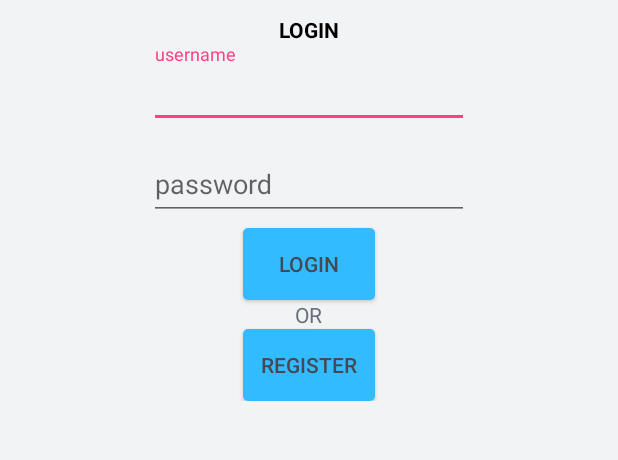
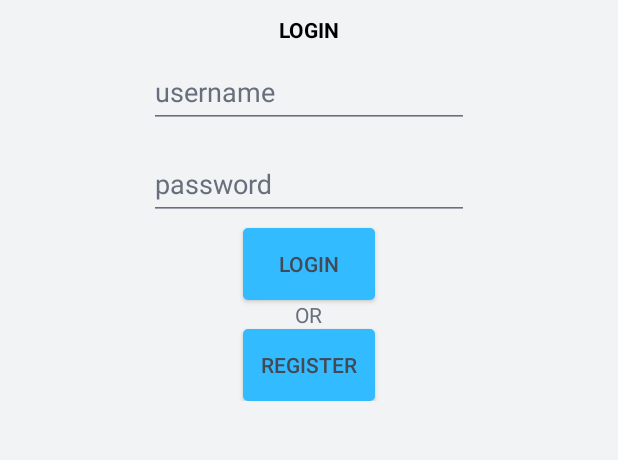
Before and after one commit to astroteo/AiFarmer_app, an Android app: the screen it shows after launch (LoginActivity), on a phone screen of 412 x 824 dp, the part 239-699 px from its top. Run offline under Robolectric (Android 15) with nearby library versions, the phone set to English and light mode, and no system bars.

Commit message:
Primo commit Alberto

```diff
--- a/app/src/main/java/com/example/awaisahmed/ai_farmer/LoginActivity.java
+++ b/app/src/main/java/com/example/awaisahmed/ai_farmer/LoginActivity.java
@@ -13,6 +13,7 @@ import android.view.View;
 import android.view.inputmethod.InputMethodManager;
 import android.widget.Button;
 import android.widget.EditText;
+import android.widget.ScrollView;
 import android.widget.TextView;
 import android.widget.Toast;
 
@@ -32,6 +33,10 @@ public class LoginActivity extends AppCompatActivity {
     public void onCreate(Bundle savedInstanceState) {
         super.onCreate(savedInstanceState);
         setContentView(R.layout.login_layout);
+
+        ScrollView myLayout = this.findViewById(R.id.parent_scroll_view);
+        myLayout.requestFocus();
+
         pref = getApplicationContext().getSharedPreferences("UserPref",0);
         editor = pref.edit();
 
@@ -42,6 +47,7 @@ public class LoginActivity extends AppCompatActivity {
         Button button_login = (Button) findViewById(R.id.button_login);
 
         Toast.makeText(this, "Welcome to AI Farmer App", Toast.LENGTH_SHORT).show();
+
 
         if (pref.contains("user_name") && pref.contains("user_token")) {
             startActivity(new Intent(LoginActivity.this,AlreadyLoggedActivity.class));
@@ -64,8 +70,9 @@ public class LoginActivity extends AppCompatActivity {
                     task.execute("http://app.aifarmer.du.cdr.mn/rest-auth/login/",
                             "{\"username\":\"" + pref.getString("user_name", null) + "\"" +
                                     ",\"password\":\"" + rpsw + "\"}");
-                } catch (NullPointerException npe) {
+                } catch (Exception e) {
                     Toast.makeText(LoginActivity.this,"Unregistered user or wrong password",Toast.LENGTH_LONG);
+                    e.printStackTrace();
                     Intent i = getIntent();
                     finish();
                     startActivity(i);
--- a/app/src/main/java/com/example/awaisahmed/ai_farmer/classi/HttpPostAsyncTask.java
+++ b/app/src/main/java/com/example/awaisahmed/ai_farmer/classi/HttpPostAsyncTask.java
@@ -3,6 +3,7 @@ package com.example.awaisahmed.ai_farmer.classi;
 import android.content.Context;
 import android.content.SharedPreferences;
 import android.os.AsyncTask;
+import android.widget.Toast;
 
 import com.example.awaisahmed.ai_farmer.LoginActivity;
 
--- a/app/src/main/res/layout/login_layout.xml
+++ b/app/src/main/res/layout/login_layout.xml
@@ -1,9 +1,12 @@
 <?xml version="1.0" encoding="utf-8"?>
 <ScrollView xmlns:android="http://schemas.android.com/apk/res/android"
+    android:id="@+id/parent_scroll_view"
     android:layout_width="match_parent"
     android:layout_height="match_parent"
     android:orientation="vertical"
     android:fillViewport="false"
+    android:focusable="true"
+    android:focusableInTouchMode="true"
     android:background="@color/colorBackground">
 <LinearLayout xmlns:android="http://schemas.android.com/apk/res/android"
     xmlns:app="http://schemas.android.com/apk/res-auto"
--- a/app/src/main/res/values/colors.xml
+++ b/app/src/main/res/values/colors.xml
@@ -7,4 +7,5 @@
     <color name="colorText">#676f7c</color>
     <color name="colorTextButton">#434955</color>
     <color name="colorBackground">#f2f3f5</color>
+    <color name="colorEditTextFocused">#33bbff</color>
 </resources>
--- a/app/src/main/res/values/styles.xml
+++ b/app/src/main/res/values/styles.xml
@@ -6,6 +6,12 @@
         <item name="colorPrimary">@color/colorPrimary</item>
         <item name="colorPrimaryDark">@color/colorPrimaryDark</item>
         <item name="colorAccent">@color/colorAccent</item>
+        <item name="android:textColorHint">@color/colorText</item>
+        <item name="colorControlNormal">@color/colorText</item>
+        <item name="colorControlActivated">@color/colorText</item>
+        <item name="colorControlHighlight">@color/colorText</item>
+
+
     </style>
 
     <style name="AppTheme.AppBarOverlay" parent="ThemeOverlay.AppCompat.Dark.ActionBar" />
```
